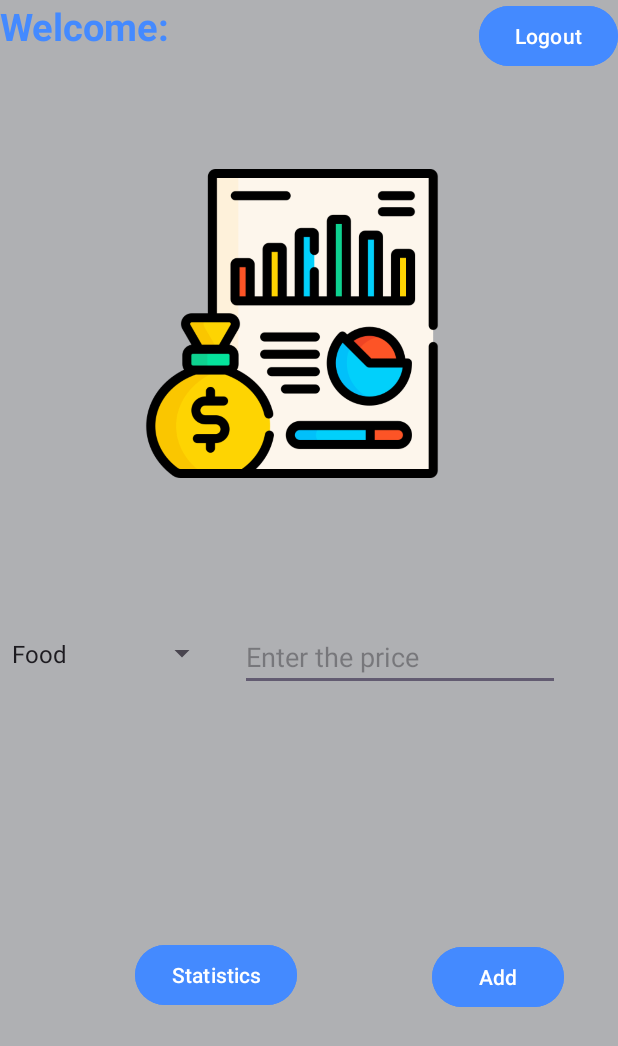
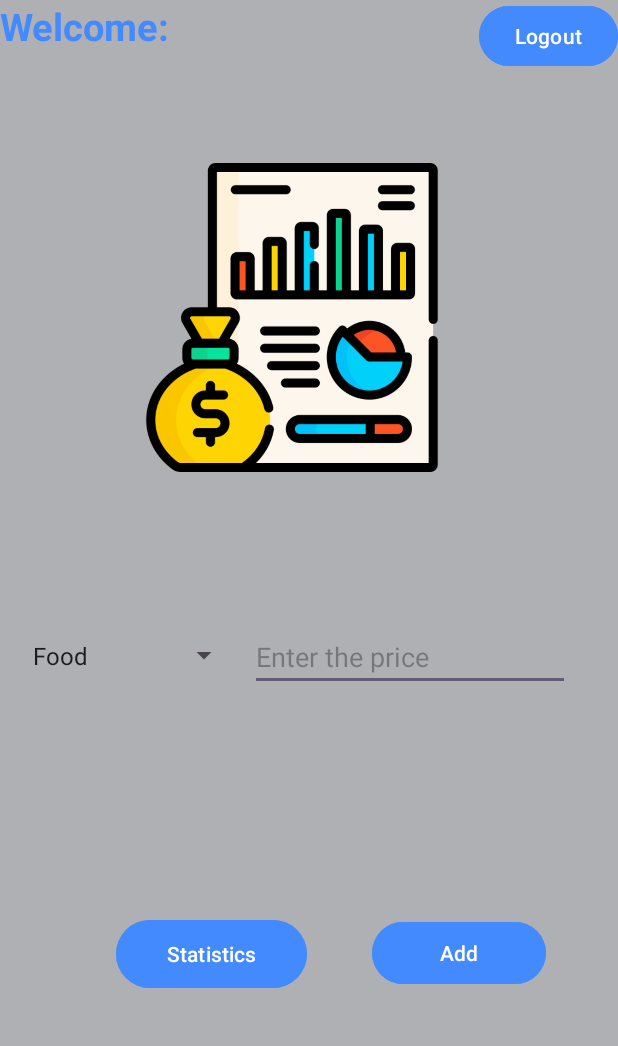
Before and after one commit to abdulmalikahmed/Track_Spendings, an Android app: the screen it shows after launch (MainActivity2), after a tap on "Login", on a phone screen of 412 x 824 dp. Shown: the top 1046 px of the screen. Run offline under Robolectric (Android 15) with nearby library versions, the phone set to English and light mode, and no system bars.

Commit message:
first commit

```diff
--- a/app/build.gradle.kts
+++ b/app/build.gradle.kts
@@ -46,4 +46,6 @@ dependencies {
     testImplementation("junit:junit:4.13.2")
     androidTestImplementation("androidx.test.ext:junit:1.1.5")
     androidTestImplementation("androidx.test.espresso:espresso-core:3.5.1")
+
+
 }
--- a/app/src/main/java/com/example/myapplication/MainActivity.kt
+++ b/app/src/main/java/com/example/myapplication/MainActivity.kt
@@ -1,6 +1,5 @@
 package com.example.myapplication
 
-import android.annotation.SuppressLint
 import android.content.Intent
 import androidx.appcompat.app.AppCompatActivity
 import android.os.Bundle
@@ -8,12 +7,9 @@ import android.widget.Button
 import android.widget.EditText
 
 class MainActivity : AppCompatActivity() {
-           lateinit var username : EditText
-           lateinit var logbtn : Button
+    lateinit var username: EditText
+    lateinit var logbtn: Button
 
-
-
-    @SuppressLint("SuspiciousIndentation")
     override fun onCreate(savedInstanceState: Bundle?) {
         super.onCreate(savedInstanceState)
         setContentView(R.layout.activity_main)
@@ -22,7 +18,6 @@ class MainActivity : AppCompatActivity() {
         logbtn = findViewById(R.id.Loginbtn)
 
         logbtn.setOnClickListener {
-
             val bundle = Bundle()
             bundle.putString("name", username.text.toString())
 
@@ -30,9 +25,5 @@ class MainActivity : AppCompatActivity() {
             intent.putExtras(bundle)
             startActivity(intent)
         }
-
-
     }
-
-
 }
--- a/app/src/main/java/com/example/myapplication/MainActivity2.kt
+++ b/app/src/main/java/com/example/myapplication/MainActivity2.kt
@@ -3,80 +3,87 @@ package com.example.myapplication
 import android.content.Intent
 import androidx.appcompat.app.AppCompatActivity
 import android.os.Bundle
+import android.text.InputType
 import android.view.View
-import android.widget.AdapterView
-import android.widget.ArrayAdapter
-import android.widget.Button
-import android.widget.EditText
-import android.widget.Spinner
-import android.widget.TextView
+import android.widget.*
 import android.widget.Toast
+import android.widget.Toast.makeText
 
 class MainActivity2 : AppCompatActivity() {
-    lateinit var tvName : TextView
-    lateinit var enterprice : EditText
-    lateinit var Logoutbtn : Button
-    lateinit var CheckBalance : Button
-
-
+    private lateinit var tvName: TextView
+    private lateinit var enterprise: EditText
+    private lateinit var logoutButton: Button
+    private lateinit var checkBalanceButton: Button
+    private lateinit var addButton: Button
+    private lateinit var spinner: Spinner
+    private val dataArray = mutableListOf<String>()
+    private val numericValues = mutableListOf<Int>()
 
     override fun onCreate(savedInstanceState: Bundle?) {
         super.onCreate(savedInstanceState)
         setContentView(R.layout.activity_main2)
 
+        val classification = resources.getStringArray(R.array.Classification)
 
-        val Classification =resources.getStringArray(R.array.Classification)
+        spinner = findViewById(R.id.DDL)
+        val adapter = ArrayAdapter(this, android.R.layout.simple_spinner_item, classification)
+        spinner.adapter = adapter
 
-        val spinner=findViewById<Spinner>(R.id.DDL)
-        if (spinner!= null){
-            val adapter = ArrayAdapter(this,android.R.layout.simple_spinner_item,Classification)
-            spinner.adapter = adapter
+        spinner.onItemSelectedListener = object : AdapterView.OnItemSelectedListener {
+            override fun onItemSelected(parent: AdapterView<*>, view: View, position: Int, id: Long) {
+                makeText(this@MainActivity2, getString(R.string.selected_item) + " " + classification[position], Toast.LENGTH_SHORT).show()
+            }
 
-            spinner.onItemSelectedListener = object :
-            AdapterView.OnItemSelectedListener{
-                override fun onItemSelected(parent: AdapterView<*>,
-
-                                            view: View, position: Int, id: Long) {
-
-                    Toast.makeText(this@MainActivity2,
-
-                        getString(R.string.selected_item) + " " +
-
-                                "" + Classification[position], Toast.LENGTH_SHORT).show()
-
-                }
-
-
-                override fun onNothingSelected(parent: AdapterView<*>){
-
-                }
+            override fun onNothingSelected(parent: AdapterView<*>) {
+                // Do nothing
             }
         }
 
         tvName = findViewById(R.id.tvName)
+        enterprise = findViewById(R.id.EnterPrinceText)
+        enterprise.inputType = InputType.TYPE_CLASS_NUMBER
+        logoutButton = findViewById(R.id.LoutButton)
+        checkBalanceButton = findViewById(R.id.CheckButton)
+        addButton = findViewById(R.id.AddButton)
+
         val bundle = intent.extras
-        if (bundle != null){
-
+        if (bundle != null) {
             tvName.text = "Welcome: ${bundle.getString("name")}"
-            enterprice = findViewById(R.id.EnterPrinceText)
-            Logoutbtn = findViewById(R.id.LoutButton)
-            CheckBalance = findViewById(R.id.CheckButton)
-
-            Logoutbtn.setOnClickListener {
-                val intent = Intent(this, MainActivity::class.java)
-                intent.putExtras(bundle)
-                startActivity(intent)
-            }
-
-            CheckBalance.setOnClickListener {
-                val intent = Intent(this, MainActivity3::class.java)
-                intent.putExtras(bundle)
-                startActivity(intent)
-            }
-
-
 
 
         }
+        logoutButton.setOnClickListener {
+            val intent = Intent(this, MainActivity::class.java)
+            startActivity(intent)
+        }
+            addButton.setOnClickListener {
+                val textViewValue = enterprise.text.toString()
+                val spinnerValue = spinner.selectedItem.toString()
+                try {
+                    val numericValue = textViewValue.toInt()
+                    numericValues.add(numericValue)
+                    dataArray.add("  $$textViewValue                              $spinnerValue \n")
+                } catch (e: NumberFormatException) {
+                    // Handle invalid input (non-numeric)
+                    Toast.makeText(this@MainActivity2, "Please enter a numeric value", Toast.LENGTH_SHORT).show()
+                    return@setOnClickListener
+                }
+
+                // If you want to store the entire list as a String:
+                val dataString = dataArray.joinToString(",")
+                val bundle = Bundle()
+                bundle.putString("dataArray", dataString)
+                enterprise.text=null
+                makeText(this@MainActivity2, "You add the data successfully ", Toast.LENGTH_SHORT).show()
+            }
+
+            checkBalanceButton.setOnClickListener {
+                val totalSum = numericValues.sum()
+                val dataString = dataArray.joinToString(",")
+                val intent = Intent(this, MainActivity3::class.java)
+                intent.putExtra("dataArray", dataString)
+                intent.putExtra("totalSum", totalSum)
+                startActivity(intent)
+            }
+        }
     }
-}
--- a/app/src/main/res/layout/activity_main.xml
+++ b/app/src/main/res/layout/activity_main.xml
@@ -1,4 +1,4 @@
- <?xml version="1.0" encoding="utf-8"?>
+<?xml version="1.0" encoding="utf-8"?>
 <androidx.constraintlayout.widget.ConstraintLayout
     xmlns:android="http://schemas.android.com/apk/res/android"
     xmlns:app="http://schemas.android.com/apk/res-auto"
@@ -30,7 +30,7 @@
         android:layout_height="40dp"
         android:layout_marginTop="8dp"
         android:ems="10"
-        android:hint="UserName"
+        android:hint="UserName "
         android:inputType="text"
         app:layout_constraintBottom_toTopOf="@+id/PasswordText"
         app:layout_constraintEnd_toEndOf="parent"
@@ -44,7 +44,7 @@
         android:layout_height="40dp"
         android:layout_marginTop="32dp"
         android:ems="10"
-        android:hint="Password"
+        android:hint="Password "
         android:inputType="textPassword"
         app:layout_constraintEnd_toEndOf="parent"
         app:layout_constraintHorizontal_bias="0.497"
--- a/app/src/main/res/layout/activity_main2.xml
+++ b/app/src/main/res/layout/activity_main2.xml
@@ -30,7 +30,7 @@
         android:inputType="text"
         app:layout_constraintBottom_toBottomOf="parent"
         app:layout_constraintEnd_toEndOf="parent"
-        app:layout_constraintHorizontal_bias="0.805"
+        app:layout_constraintHorizontal_bias="0.84"
         app:layout_constraintStart_toStartOf="parent"
         app:layout_constraintTop_toTopOf="parent"
         app:layout_constraintVertical_bias="0.533"
@@ -38,16 +38,16 @@
 
     <Button
         android:id="@+id/CheckButton"
-        android:layout_width="wrap_content"
-        android:layout_height="wrap_content"
+        android:layout_width="127dp"
+        android:layout_height="53dp"
         android:backgroundTint="#448AFF"
         android:text="Statistics"
         app:layout_constraintBottom_toBottomOf="parent"
         app:layout_constraintEnd_toEndOf="parent"
-        app:layout_constraintHorizontal_bias="0.297"
+        app:layout_constraintHorizontal_bias="0.271"
         app:layout_constraintStart_toStartOf="parent"
         app:layout_constraintTop_toBottomOf="@+id/EnterPrinceText"
-        app:layout_constraintVertical_bias="0.525" />
+        app:layout_constraintVertical_bias="0.479" />
 
     <Button
         android:id="@+id/LoutButton"
@@ -60,28 +60,31 @@
 
     <Button
         android:id="@+id/AddButton"
-        android:layout_width="wrap_content"
-        android:layout_height="wrap_content"
-        android:layout_marginEnd="36dp"
+        android:layout_width="116dp"
+        android:layout_height="49dp"
+        android:layout_marginStart="66dp"
+        android:layout_marginEnd="60dp"
         android:backgroundTint="#448AFF"
         android:text="Add"
         app:layout_constraintBottom_toBottomOf="parent"
         app:layout_constraintEnd_toEndOf="parent"
+        app:layout_constraintHorizontal_bias="0.656"
+        app:layout_constraintStart_toEndOf="@+id/CheckButton"
         app:layout_constraintTop_toBottomOf="@+id/LoutButton"
-        app:layout_constraintVertical_bias="0.796" />
+        app:layout_constraintVertical_bias="0.774" />
 
     <Spinner
         android:id="@+id/DDL"
-        android:layout_width="145dp"
-        android:layout_height="35dp"
+        android:layout_width="146dp"
+        android:layout_height="46dp"
         android:autofillHints="Food"
         android:scrollbarStyle="outsideOverlay"
         app:layout_constraintBottom_toBottomOf="parent"
         app:layout_constraintEnd_toStartOf="@+id/EnterPrinceText"
-        app:layout_constraintHorizontal_bias="0.0"
+        app:layout_constraintHorizontal_bias="0.666"
         app:layout_constraintStart_toStartOf="parent"
         app:layout_constraintTop_toTopOf="parent"
-        app:layout_constraintVertical_bias="0.53" />
+        app:layout_constraintVertical_bias="0.532" />
 
     <ImageView
         android:id="@+id/imageView3"
@@ -93,6 +96,7 @@
         app:layout_constraintHorizontal_bias="0.0"
         app:layout_constraintStart_toStartOf="parent"
         app:layout_constraintTop_toTopOf="parent"
+        app:layout_constraintVertical_bias="0.479"
         app:srcCompat="@drawable/a" />
 
 </androidx.constraintlayout.widget.ConstraintLayout>
```
Also changed, not shown: app/src/main/java/com/example/myapplication/MainActivity3.kt (+29 -3 lines), app/src/main/res/layout/activity_main3.xml (+63 -47 lines), app/src/main/res/layout/list_item.xml (+17 -11 lines). Lines whose indentation alone changed are shown as unchanged.
